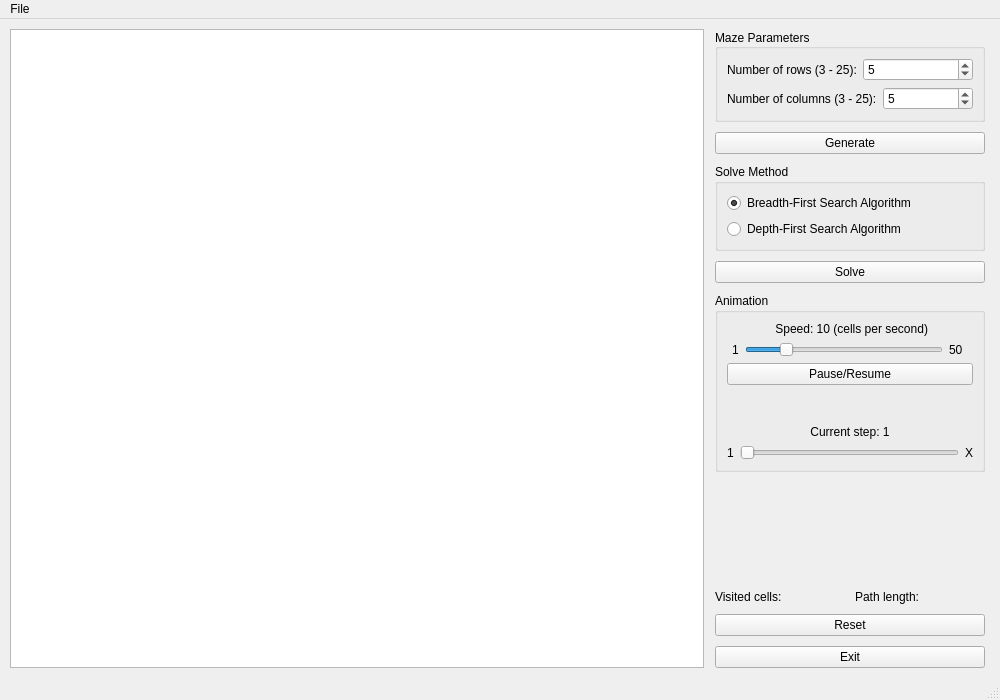
This is MazeSolver/mainwindow.ui in patrykkuta/Maze-Solver as Qt 5 draws it before an edit. The edited form follows.
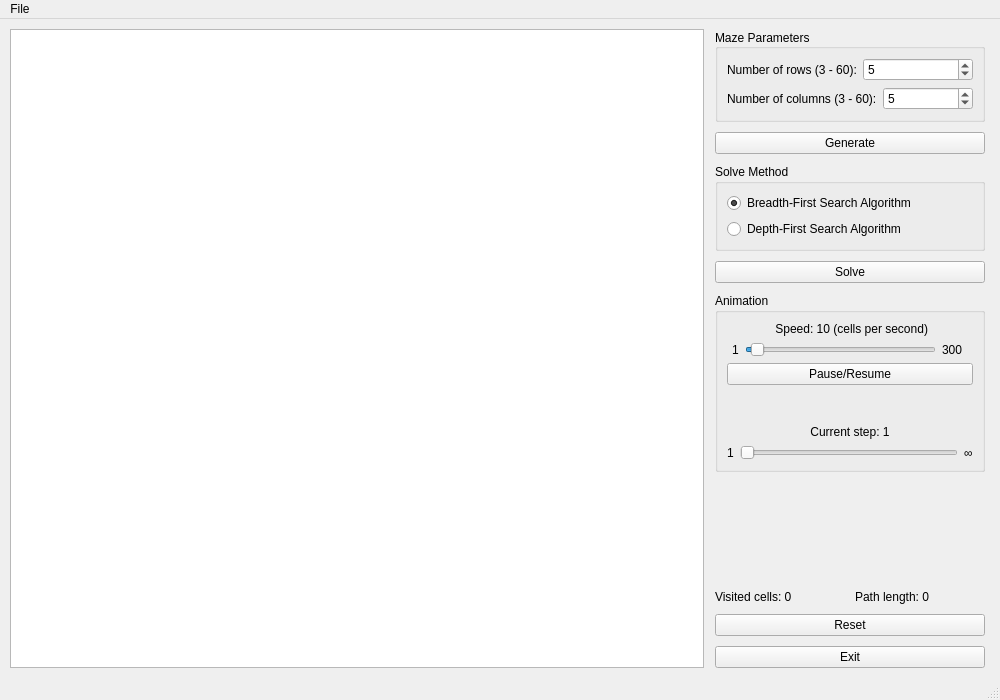
This is the edited form.

Patch:
```diff
--- a/MazeSolver/mainwindow.ui
+++ b/MazeSolver/mainwindow.ui
@@ -134,7 +134,7 @@
                </sizepolicy>
               </property>
               <property name="text">
-               <string>Number of rows (3 - 25):</string>
+               <string>Number of rows (3 - 60):</string>
               </property>
              </widget>
             </item>
@@ -173,7 +173,7 @@
                </sizepolicy>
               </property>
               <property name="text">
-               <string>Number of columns (3 - 25):</string>
+               <string>Number of columns (3 - 60):</string>
               </property>
              </widget>
             </item>
@@ -310,7 +310,7 @@
                  <number>1</number>
                 </property>
                 <property name="maximum">
-                 <number>50</number>
+                 <number>300</number>
                 </property>
                 <property name="value">
                  <number>10</number>
@@ -338,7 +338,7 @@
               <item>
                <widget class="QLabel" name="label_5">
                 <property name="text">
-                 <string>50</string>
+                 <string>300</string>
                 </property>
                </widget>
               </item>
@@ -393,7 +393,7 @@
               <item>
                <widget class="QLabel" name="animationMaxStepsLabel">
                 <property name="text">
-                 <string>X</string>
+                 <string>∞</string>
                 </property>
                </widget>
               </item>
@@ -428,7 +428,7 @@
             </sizepolicy>
            </property>
            <property name="text">
-            <string>Visited cells:</string>
+            <string>Visited cells: 0</string>
            </property>
           </widget>
          </item>
@@ -441,7 +441,7 @@
             </sizepolicy>
            </property>
            <property name="text">
-            <string>Path length:</string>
+            <string>Path length: 0</string>
            </property>
            <property name="alignment">
             <set>Qt::AlignLeading|Qt::AlignLeft|Qt::AlignVCenter</set>
```
Left out of the diff: 6 changed lines with no effect on the pictures.
